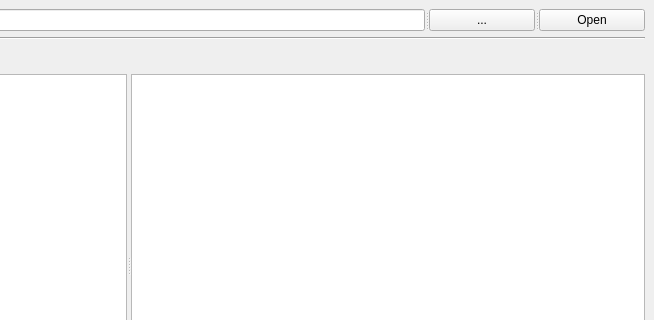
Qt form UI/user_interface.ui (Si-ris-B/Duplicate-File-Checker) before a commit; both pictures show x 397 to 1051 and y 0 to 320 of the 1051 by 834 pixel window.
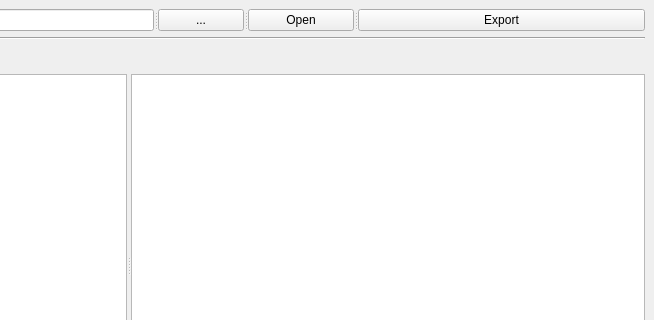
The same form after that commit.

Commit message: Add export to csv button

What changed in the file:
```diff
--- a/UI/user_interface.ui
+++ b/UI/user_interface.ui
@@ -60,6 +60,17 @@
         <string>Return</string>
        </property>
       </widget>
+      <widget class="QPushButton" name="exportButton">
+       <property name="sizePolicy">
+        <sizepolicy hsizetype="Maximum" vsizetype="Fixed">
+         <horstretch>0</horstretch>
+         <verstretch>0</verstretch>
+        </sizepolicy>
+       </property>
+       <property name="text">
+        <string>Export</string>
+       </property>
+      </widget>
      </widget>
     </item>
     <item row="4" column="0">
```
